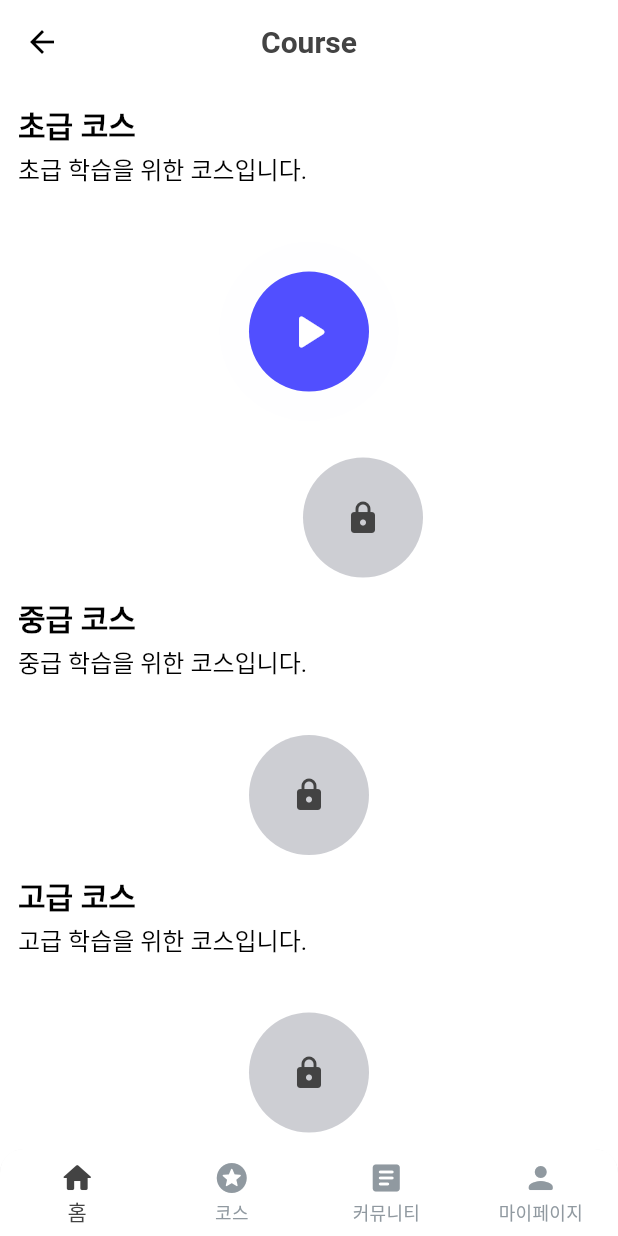
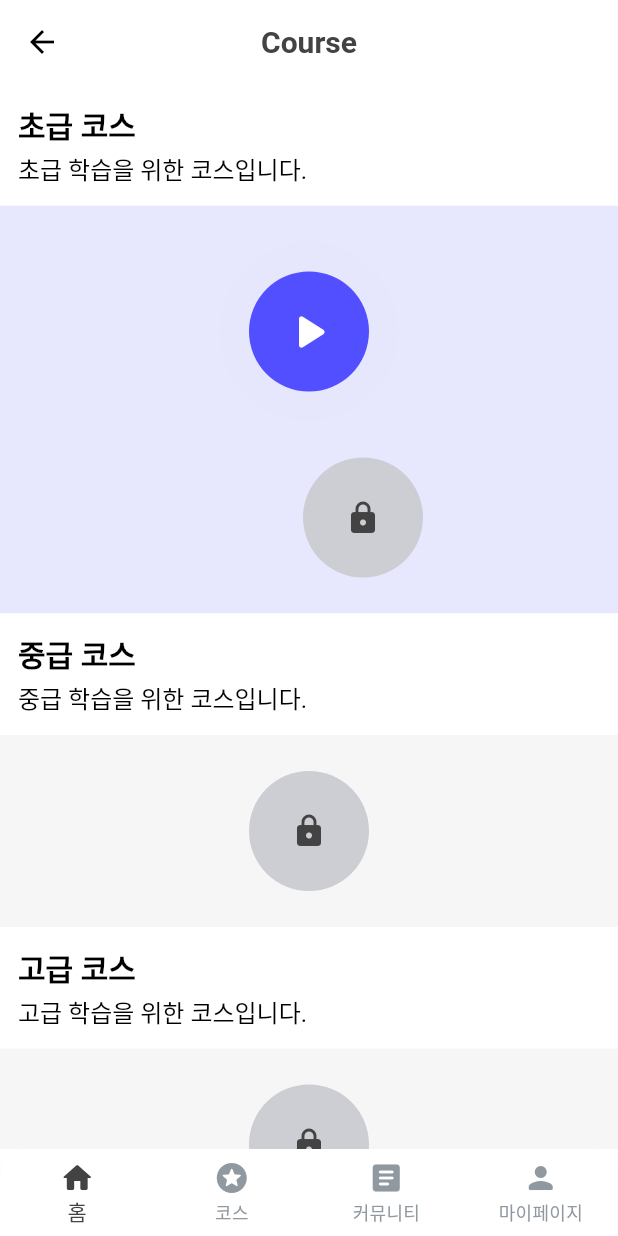
Before and after one commit to ChristineKangHee/Glang, a Flutter app: the CourseMain screen opened by its route, on a phone screen of 412 x 824 dp. Run offline on Flutter 3.47's test engine with Material 3 defaults, Android fonts, the phone set to English and light mode, and no system bars; our stand-ins replace cloud_firestore, easy_localization, firebase_auth, firebase_core, fl_chart, flutter_dotenv and 7 more; missing offline and left inert: d_chart, graphview, kakao_flutter_sdk_user, word_cloud; accounts and stored records are empty; Roboto replaces fonts that are missing (Pretendard); project files that could hold a hidden picture were left out.

Commit message:
[Feat] Section 배경 색깔 수정 (2/4)

```diff
--- a/lib/view/course/section.dart
+++ b/lib/view/course/section.dart
@@ -1,12 +1,14 @@
 import 'package:flutter/material.dart';
 import '../../model/section_data.dart';
 import '../../util/box_shadow_styles.dart';
+import '../../viewmodel/custom_colors_provider.dart';
 import 'course_subdetail.dart';
 import '../../../../theme/font.dart';
 import '../../../../theme/theme.dart';
 import 'popup_component.dart';
+import 'package:flutter_riverpod/flutter_riverpod.dart';
 
-class Section extends StatelessWidget {
+class Section extends ConsumerWidget {
   final SectionData data; // 섹션 데이터
 
   const Section({super.key, required this.data});
@@ -59,45 +61,18 @@ class Section extends StatelessWidget {
   }
 
   @override
-  Widget build(BuildContext context) {
-// <<<<<<< HEAD
-//     final customColors = Theme.of(context).extension<CustomColors>()!;
-//     // Check if the status is either 'start' or 'completed'
-//     Color? containerColor = data.status.contains('start') || data.status.contains('completed')
-//         ? customColors.primary10
-//         : customColors.neutral90;
-//
-//     return Container(
-//       color: containerColor,  // Apply the dynamically set color
-//       child: Column(
-//         mainAxisSize: MainAxisSize.min,
-//         children: [
-//           Container(
-//             color: customColors.neutral100,
-//             width: double.infinity,
-//             child: Padding(
-//               padding: const EdgeInsets.all(12.0),
-//               child: Column(
-//                 crossAxisAlignment: CrossAxisAlignment.start,
-//                 mainAxisSize: MainAxisSize.min,
-//                 children: [
-//                   Text(data.title, style: body_large_semi(context)),
-//                   Text(data.sectionDetail, style: body_small(context)),
-//                 ],
-//               ),
-//             ),
-//           ),
-//           const SizedBox(height: 24.0),
-//           ...List.generate(
-//             data.subdetailTitle.length,
-//                 (i) => Container(
-//               margin: EdgeInsets.only(
-//                 bottom: i != data.subdetailTitle.length - 1 ? 24.0 : 0,
-// =======
-    return Column(
+  Widget build(BuildContext context, WidgetRef ref) {
+    final customColors = ref.watch(customColorsProvider);
+    return Container(
+      color: data.stages.any((stage) =>
+      stage.status.contains('start') || stage.status.contains('completed'))
+          ? customColors.primary10
+          : customColors.neutral90, // Conditionally set color
+      child: Column(
         mainAxisSize: MainAxisSize.min,
         children: [
           Container(
+            color: customColors.neutral100,
             width: double.infinity,
             padding: const EdgeInsets.all(12.0),
             child: Column(
@@ -121,23 +96,15 @@ class Section extends StatelessWidget {
                   right: _getMargin(i, isLeft: false),
                 ),
                 child: StatusButton(
-// <<<<<<< HEAD
-//                 status: data.status[i],
-//                 onPressed: () => _showPopup(context, i),
-//               ),
-//             ),
-//           ),
-//           const SizedBox(height: 24.0),
-//         ],
-//       ),
-// =======
                   status: stage.status, // 🔹 `stage` 객체에서 상태 가져오기
                   onPressed: () => _showPopup(context, i),
                 ),
               );
             },
           ),
+          const SizedBox(height: 24,),
         ],
+      ),
     );
   }
 }
```
Lines whose indentation alone changed are shown as unchanged.
